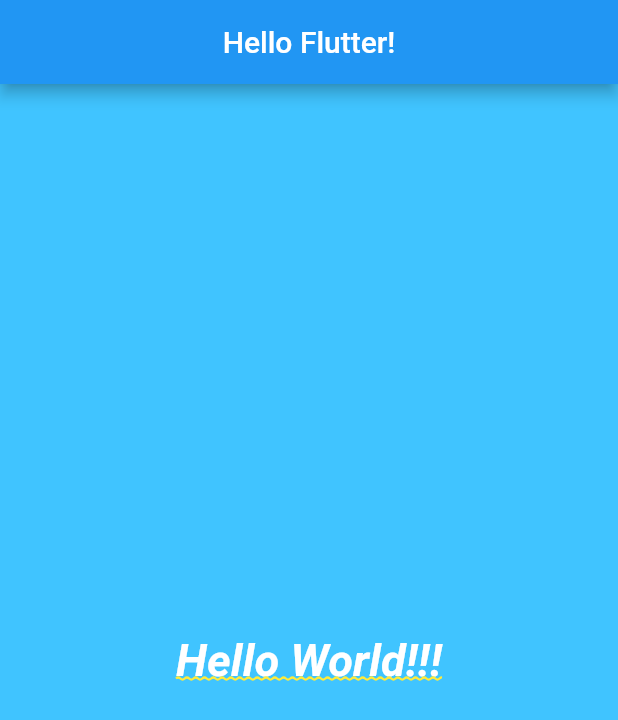
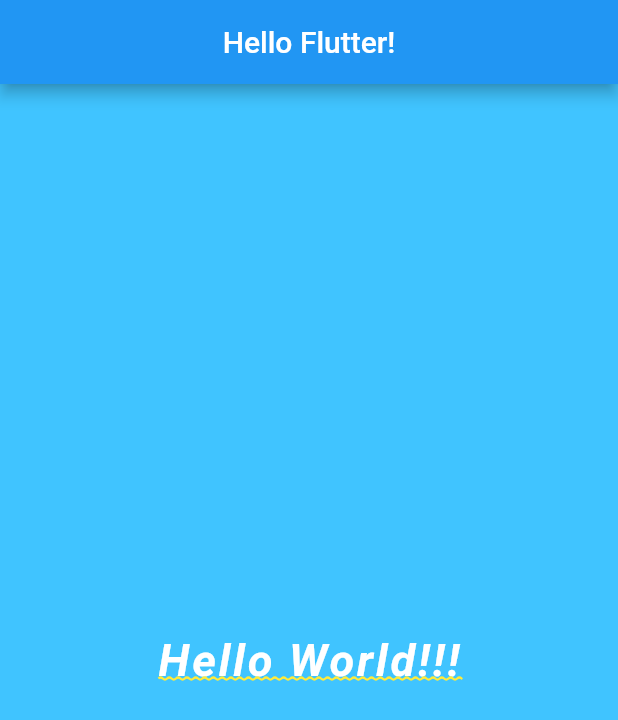
Before and after one commit to Ancora/flutterEssencialBasicWidgets, a Flutter app: the screen it shows after launch, on a phone screen of 412 x 824 dp. Shown: the top 720 px of the screen. Run offline on Flutter 3.47's test engine with Material 2 defaults, Android fonts, the phone set to English and light mode, and no system bars.

Commit message:
032-Organizando as Classes II.

```diff
--- a/lib/home_page.dart
+++ b/lib/home_page.dart
@@ -8,23 +8,32 @@
         title: Text('Hello Flutter!'),
         centerTitle: true,
       ),
-      body: Container(
+      body: _body(),
+    );
+  }
+
+  _body() {
+    return Container(
       color: Colors.lightBlueAccent,
       child: Center(
-          child: Text(
+        child: _text(),
+      ),
+    );
+  }
+
+  _text() {
+    return Text(
       'Hello World!!!',
       style: TextStyle(
+        letterSpacing: 1.8,
         fontSize: 30,
-              fontWeight: FontWeight.w600,
+        fontWeight: FontWeight.bold,
         fontStyle: FontStyle.italic,
         color: Colors.white,
         decoration: TextDecoration.underline,
         decorationColor: Colors.yellow,
         decorationStyle: TextDecorationStyle.wavy,
       ),
-          ),
-        ),
-      ),
     );
   }
 }
```
Lines whose indentation alone changed are shown as unchanged.
